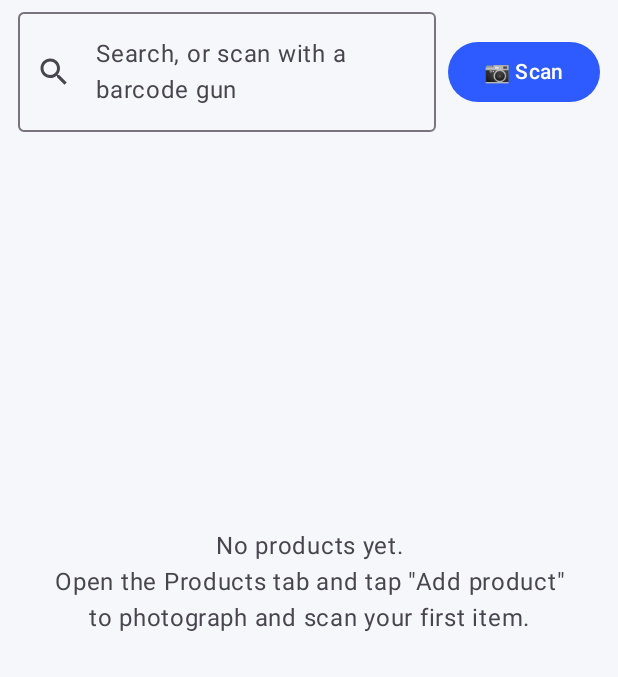
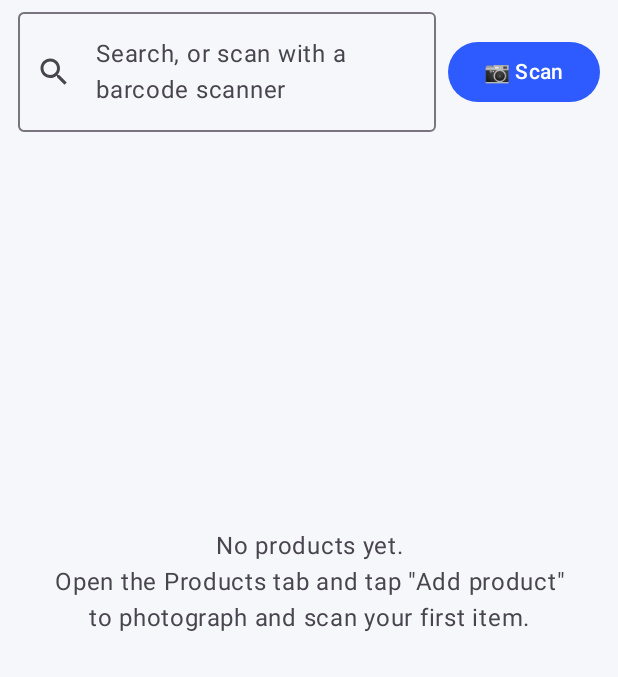
Before and after one commit to donut4u-lgtm/donut4u-pos, an Android app built with Jetpack Compose: the screen it shows after launch (MainActivity), on a phone screen of 412 x 824 dp, the part 96-773 px from its top. Run offline under Robolectric (Android 15) with nearby library versions, the phone set to English and light mode, and no system bars; our stand-ins replace Room's generated code.

Commit message:
Update SellTab.kt

```diff
--- a/app/src/main/java/com/smartpos/ui/SellTab.kt
+++ b/app/src/main/java/com/smartpos/ui/SellTab.kt
@@ -1,5 +1,6 @@
 package com.smartpos.ui
 
+import android.content.res.Configuration
 import androidx.compose.foundation.clickable
 import androidx.compose.foundation.layout.Arrangement
 import androidx.compose.foundation.layout.Column
@@ -22,6 +23,7 @@ import androidx.compose.material3.OutlinedTextField
 import androidx.compose.material3.Surface
 import androidx.compose.material3.Text
 import androidx.compose.runtime.Composable
+import androidx.compose.runtime.LaunchedEffect
 import androidx.compose.runtime.collectAsState
 import androidx.compose.runtime.getValue
 import androidx.compose.runtime.mutableStateOf
@@ -30,12 +32,16 @@ import androidx.compose.runtime.rememberCoroutineScope
 import androidx.compose.runtime.setValue
 import androidx.compose.ui.Alignment
 import androidx.compose.ui.Modifier
+import androidx.compose.ui.focus.FocusRequester
+import androidx.compose.ui.focus.focusRequester
+import androidx.compose.ui.platform.LocalConfiguration
 import androidx.compose.ui.text.font.FontWeight
 import androidx.compose.ui.text.input.ImeAction
 import androidx.compose.ui.unit.dp
 import com.smartpos.PosViewModel
 import com.smartpos.Screen
 import com.smartpos.util.money
+import kotlinx.coroutines.delay
 import kotlinx.coroutines.launch
 
 @Composable
@@ -52,6 +58,10 @@ fun SellTab(vm: PosViewModel) {
     var showCart by remember { mutableStateOf(false) }
     var showPay by remember { mutableStateOf(false) }
 
+    val focusRequester = remember { FocusRequester() }
+    // True while a Bluetooth / USB keyboard-type barcode scanner is connected.
+    val hasHardKeyboard = LocalConfiguration.current.keyboard != Configuration.KEYBOARD_NOKEYS
+
     val filtered = remember(products, query) {
         val q = query.trim()
         if (q.isEmpty()) products
@@ -62,6 +72,28 @@ fun SellTab(vm: PosViewModel) {
     val total = cart.sumOf { it.total }
     val itemCount = cart.sumOf { it.qty }
 
+    // A scanner types the whole barcode within a fraction of a second. When the typed text
+    // stops changing and exactly matches a product's barcode, add it to the cart. No Enter needed.
+    LaunchedEffect(query) {
+        val code = query.trim()
+        if (code.length >= 4) {
+            delay(300)
+            val p = vm.findByBarcode(code)
+            if (p != null) {
+                vm.addToCart(p)
+                query = ""
+            }
+        }
+    }
+
+    // With a scanner connected, keep the search box selected so every scan lands in it.
+    LaunchedEffect(hasHardKeyboard, cart.size, showPay, showCart, receipt) {
+        if (hasHardKeyboard && !showPay && !showCart && receipt == null) {
+            delay(150)
+            runCatching { focusRequester.requestFocus() }
+        }
+    }
+
     Column(Modifier.fillMaxSize()) {
         Row(
             Modifier.fillMaxWidth().padding(horizontal = 12.dp, vertical = 8.dp),
@@ -70,9 +102,9 @@ fun SellTab(vm: PosViewModel) {
             OutlinedTextField(
                 value = query,
                 onValueChange = { query = it },
-                modifier = Modifier.weight(1f),
+                modifier = Modifier.weight(1f).focusRequester(focusRequester),
                 singleLine = true,
-                placeholder = { Text("Search, or scan with a barcode gun") },
+                placeholder = { Text("Search, or scan with a barcode scanner") },
                 leadingIcon = { Icon(Icons.Default.Search, contentDescription = null) },
                 trailingIcon = {
                     if (query.isNotEmpty()) {
@@ -83,7 +115,7 @@ fun SellTab(vm: PosViewModel) {
                 },
                 keyboardOptions = KeyboardOptions(imeAction = ImeAction.Done),
                 keyboardActions = KeyboardActions(onDone = {
-                    // A USB / Bluetooth barcode scanner "types" the code and presses Enter.
+                    // Some scanners also press Enter after the barcode.
                     val code = query.trim()
                     if (code.isNotEmpty()) {
                         scope.launch {
```
